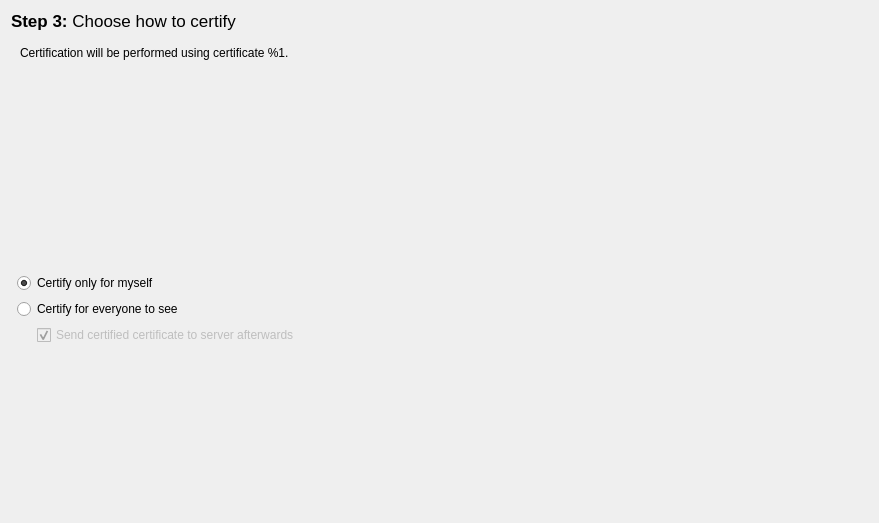
sensama/kleopatra, file dialogs/certificationoptionswidget.ui: the form before one commit.
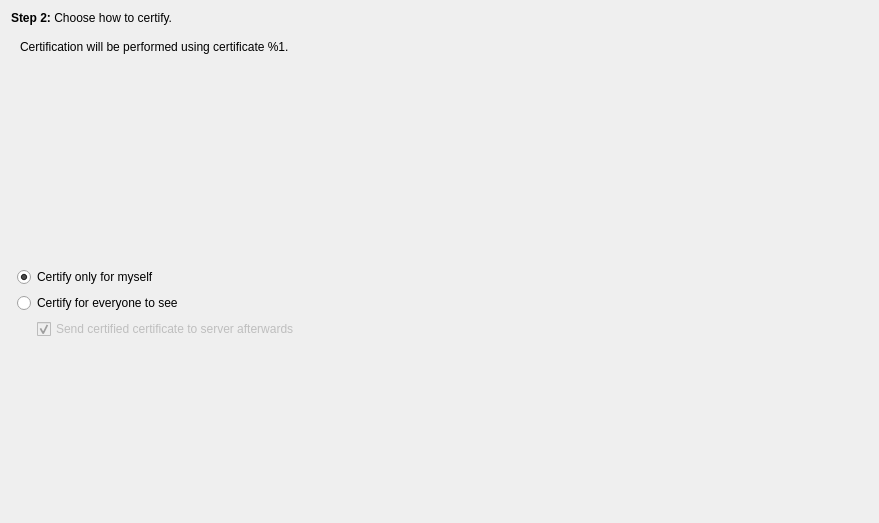
The form after the commit.

Commit message: Fix step numbering, unify font size BUG: 168317

Diff of the .ui file:
```diff
--- a/dialogs/certificationoptionswidget.ui
+++ b/dialogs/certificationoptionswidget.ui
@@ -13,10 +13,7 @@
    <item row="0" column="0" colspan="3" >
     <widget class="QLabel" name="label_6" >
      <property name="text" >
-      <string>&lt;html>&lt;head>&lt;meta name="qrichtext" content="1" />&lt;style type="text/css">
-p, li { white-space: pre-wrap; }
-&lt;/style>&lt;/head>&lt;body style=" font-family:'Lucida Grande'; font-size:13pt; font-weight:400; font-style:normal;">
-&lt;p style=" margin-top:0px; margin-bottom:0px; margin-left:0px; margin-right:0px; -qt-block-indent:0; text-indent:0px;">&lt;span style=" font-weight:600;">Step 3: &lt;/span>Choose how to certify&lt;/p>&lt;/body>&lt;/html></string>
+      <string>&lt;b>Step 2:&lt;/b> Choose how to certify.</string>
      </property>
     </widget>
    </item>
```
Left out of the diff: 6 changed lines with no effect on the pictures.
